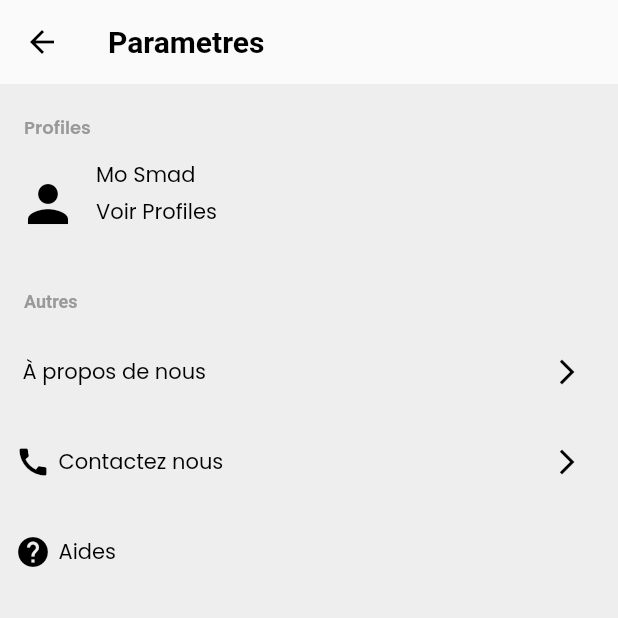
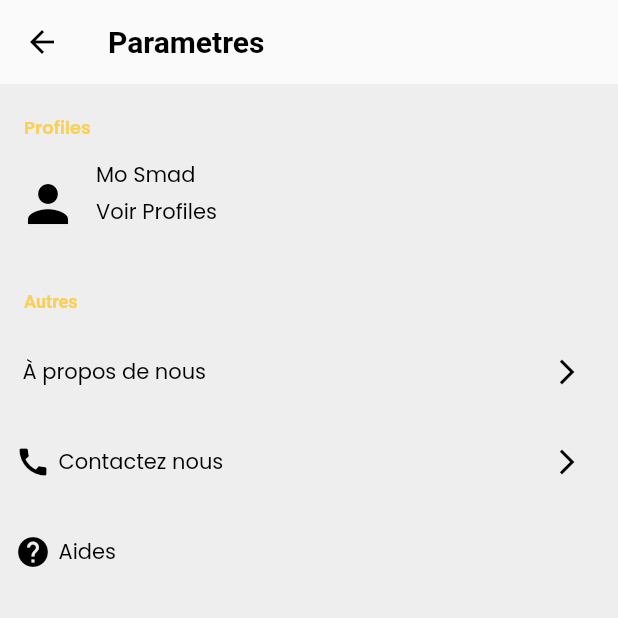
Before and after one commit to mooosmad/igname, a Flutter app: the SettingPage screen opened directly, on a phone screen of 412 x 824 dp, the top half of it. Run offline on Flutter 3.47's test engine with Material 2 defaults, Android fonts, the phone set to English and light mode, and no system bars; our stand-ins replace animated_splash_screen, bottom_navy_bar, fluttertoast, get, google_fonts, hive and 3 more; accounts and stored records are empty; Roboto replaces fonts that are missing (NotoSansJP).

Commit message:
update file

```diff
--- a/igname_li/lib/views/widgets/settingpage.dart
+++ b/igname_li/lib/views/widgets/settingpage.dart
@@ -62,7 +62,7 @@ class _SettingPageState extends State<SettingPage> {
                       style: Theme.of(context).textTheme.bodyText2!.copyWith(
                             fontSize: 12,
                             fontWeight: FontWeight.w600,
-                            color: Color(0xFF999999),
+                            color: const Color(0xfffdc72f).withOpacity(0.8),
                           ),
                     ),
                   ),
@@ -103,13 +103,13 @@ class _SettingPageState extends State<SettingPage> {
                   ),
                   Container(
                     padding: const EdgeInsets.only(left: 16),
-                    child: const Text(
+                    child: Text(
                       'Autres',
                       style: TextStyle(
                           fontFamily: 'NotoSansJP',
                           fontSize: 12,
                           fontWeight: FontWeight.w600,
-                          color: Color(0xFF999999)),
+                          color: Color(0xfffdc72f).withOpacity(0.8)),
                     ),
                   ),
                   const SizedBox(
```
Also changed, not shown: 1 other file.
